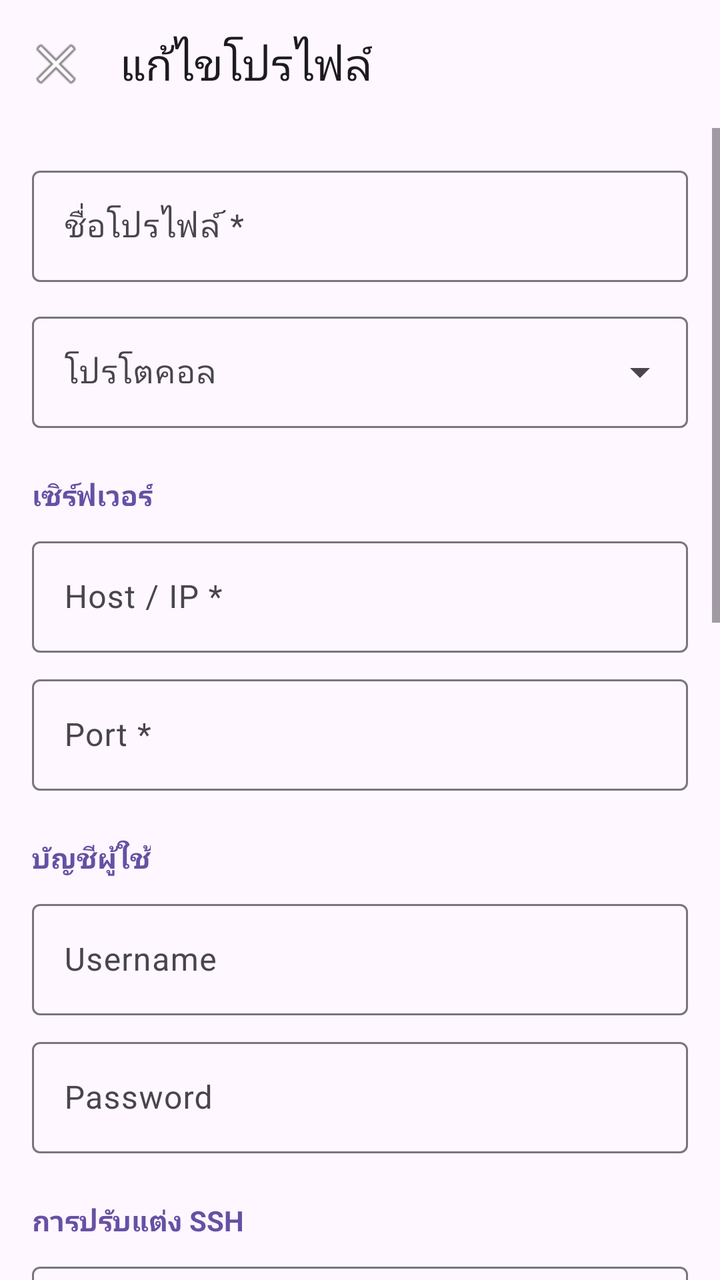
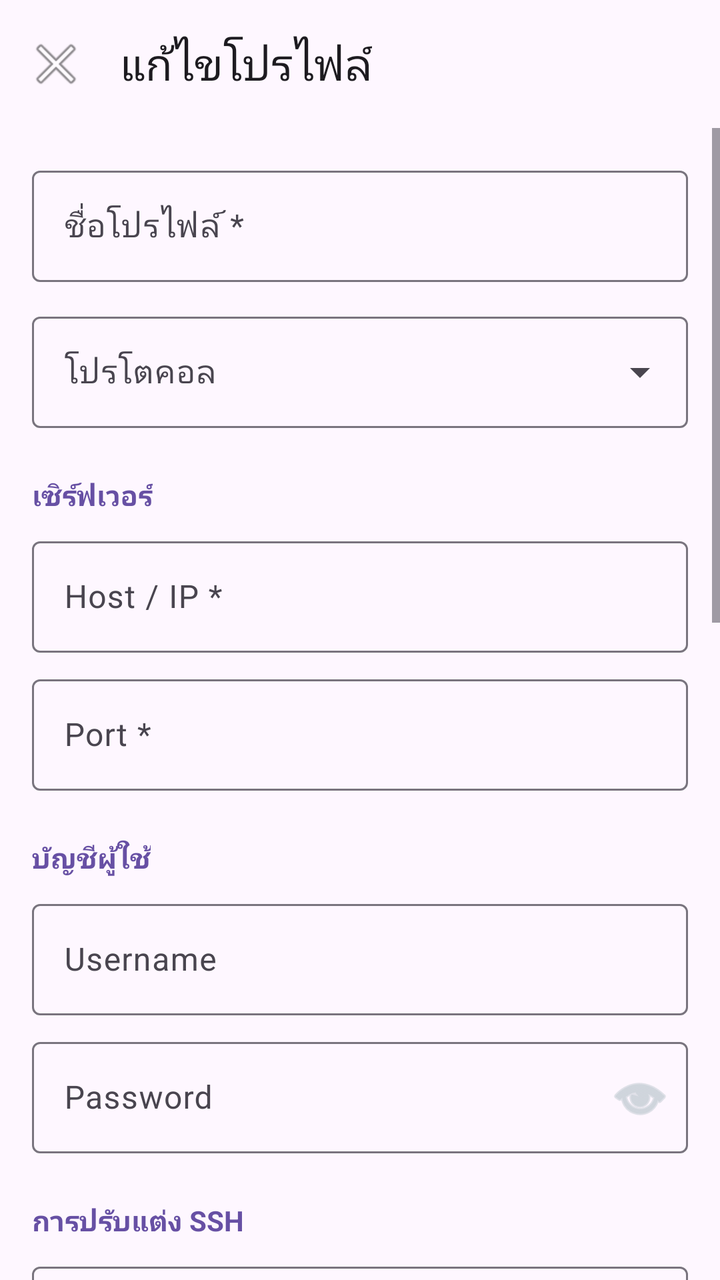

Before-and-after screenshots of an Android layout around one commit, followed by the original layout XML and the change that was made.
<!-- AndroidManifest.xml: application theme Theme.MyApp -->
<!-- res/layout/activity_profile_edit.xml -->
<?xml version="1.0" encoding="utf-8"?>
<LinearLayout xmlns:android="http://schemas.android.com/apk/res/android"
    xmlns:app="http://schemas.android.com/apk/res-auto"
    android:layout_width="match_parent"
    android:layout_height="match_parent"
    android:orientation="vertical"
    android:importantForAutofill="noExcludeDescendants">

    <com.google.android.material.appbar.MaterialToolbar
        android:id="@+id/toolbar"
        android:layout_width="match_parent"
        android:layout_height="?attr/actionBarSize"
        app:navigationIcon="@android:drawable/ic_menu_close_clear_cancel"
        app:title="แก้ไขโปรไฟล์" />

    <ScrollView
        android:layout_width="match_parent"
        android:layout_height="match_parent"
        android:fillViewport="true">

        <LinearLayout
            android:layout_width="match_parent"
            android:layout_height="wrap_content"
            android:orientation="vertical"
            android:padding="16dp">

            <com.google.android.material.textfield.TextInputLayout
                style="@style/Widget.Material3.TextInputLayout.OutlinedBox"
                android:layout_width="match_parent"
                android:layout_height="wrap_content"
                android:hint="ชื่อโปรไฟล์ *">

                <com.google.android.material.textfield.TextInputEditText
                    android:importantForAutofill="no"
                    android:id="@+id/edtName"
                    android:layout_width="match_parent"
                    android:layout_height="wrap_content"
                    android:inputType="text" />
            </com.google.android.material.textfield.TextInputLayout>

            <com.google.android.material.textfield.TextInputLayout
                style="@style/Widget.Material3.TextInputLayout.OutlinedBox.ExposedDropdownMenu"
                android:layout_width="match_parent"
                android:layout_height="wrap_content"
                android:layout_marginTop="12dp"
                android:hint="โปรโตคอล">

                <com.google.android.material.textfield.MaterialAutoCompleteTextView
                    android:id="@+id/ddProtocol"
                    android:layout_width="match_parent"
                    android:layout_height="wrap_content"
                    android:inputType="none" />
            </com.google.android.material.textfield.TextInputLayout>

            <TextView
                android:layout_width="wrap_content"
                android:layout_height="wrap_content"
                android:layout_marginTop="24dp"
                android:text="เซิร์ฟเวอร์"
                android:textColor="?attr/colorPrimary"
                android:textStyle="bold" />

            <com.google.android.material.textfield.TextInputLayout
                style="@style/Widget.Material3.TextInputLayout.OutlinedBox"
                android:layout_width="match_parent"
                android:layout_height="wrap_content"
                android:layout_marginTop="8dp"
                android:hint="Host / IP *">

                <com.google.android.material.textfield.TextInputEditText
                    android:importantForAutofill="no"
                    android:id="@+id/edtHost"
                    android:layout_width="match_parent"
                    android:layout_height="wrap_content"
                    android:inputType="textUri" />
            </com.google.android.material.textfield.TextInputLayout>

            <com.google.android.material.textfield.TextInputLayout
                style="@style/Widget.Material3.TextInputLayout.OutlinedBox"
                android:layout_width="match_parent"
                android:layout_height="wrap_content"
                android:layout_marginTop="8dp"
                android:hint="Port *">

                <com.google.android.material.textfield.TextInputEditText
                    android:importantForAutofill="no"
                    android:id="@+id/edtPort"
                    android:layout_width="match_parent"
                    android:layout_height="wrap_content"
                    android:inputType="number" />
            </com.google.android.material.textfield.TextInputLayout>

            <LinearLayout
                android:id="@+id/groupCredentials"
                android:layout_width="match_parent"
                android:layout_height="wrap_content"
                android:orientation="vertical">

                <TextView
                    android:layout_width="wrap_content"
                    android:layout_height="wrap_content"
                    android:layout_marginTop="24dp"
                    android:text="บัญชีผู้ใช้"
                    android:textColor="?attr/colorPrimary"
                    android:textStyle="bold" />

                <com.google.android.material.textfield.TextInputLayout
                    style="@style/Widget.Material3.TextInputLayout.OutlinedBox"
                    android:layout_width="match_parent"
                    android:layout_height="wrap_content"
                    android:layout_marginTop="8dp"
                    android:hint="Username">

                    <com.google.android.material.textfield.TextInputEditText
                    android:importantForAutofill="no"
                        android:id="@+id/edtUser"
                        android:layout_width="match_parent"
                        android:layout_height="wrap_content"
                        android:inputType="text" />
                </com.google.android.material.textfield.TextInputLayout>

                <com.google.android.material.textfield.TextInputLayout
                    style="@style/Widget.Material3.TextInputLayout.OutlinedBox"
                    android:layout_width="match_parent"
                    android:layout_height="wrap_content"
                    android:layout_marginTop="8dp"
                    android:hint="Password"
                    app:endIconMode="none">

                    <com.google.android.material.textfield.TextInputEditText
                    android:importantForAutofill="no"
                        android:id="@+id/edtPass"
                        android:layout_width="match_parent"
                        android:layout_height="wrap_content"
                        android:inputType="text|textNoSuggestions" />
                </com.google.android.material.textfield.TextInputLayout>
            </LinearLayout>

            <LinearLayout
                android:id="@+id/groupSsh"
                android:layout_width="match_parent"
                android:layout_height="wrap_content"
                android:orientation="vertical">

                <TextView
                    android:layout_width="wrap_content"
                    android:layout_height="wrap_content"
                    android:layout_marginTop="24dp"
                    android:text="การปรับแต่ง SSH"
                    android:textColor="?attr/colorPrimary"
                    android:textStyle="bold" />

                <com.google.android.material.textfield.TextInputLayout
                    style="@style/Widget.Material3.TextInputLayout.OutlinedBox"
                    android:layout_width="match_parent"
                    android:layout_height="wrap_content"
                    android:layout_marginTop="8dp"
                    android:hint="HTTP Proxy (host:port)">

                    <com.google.android.material.textfield.TextInputEditText
                    android:importantForAutofill="no"
                        android:id="@+id/edtHttpProxy"
                        android:layout_width="match_parent"
                        android:layout_height="wrap_content"
                        android:inputType="textUri" />
                </com.google.android.material.textfield.TextInputLayout>

                <com.google.android.material.textfield.TextInputLayout
                    style="@style/Widget.Material3.TextInputLayout.OutlinedBox"
                    android:layout_width="match_parent"
                    android:layout_height="wrap_content"
                    android:layout_marginTop="8dp"
                    android:hint="Payload">

                    <com.google.android.material.textfield.TextInputEditText
                    android:importantForAutofill="no"
                        android:id="@+id/edtPayload"
                        android:layout_width="match_parent"
                        android:layout_height="wrap_content"
                        android:gravity="top"
                        android:inputType="textMultiLine"
                        android:minLines="3" />
                </com.google.android.material.textfield.TextInputLayout>

                <com.google.android.material.textfield.TextInputLayout
                    style="@style/Widget.Material3.TextInputLayout.OutlinedBox"
                    android:layout_width="match_parent"
                    android:layout_height="wrap_content"
                    android:layout_marginTop="8dp"
                    android:hint="SNI">

                    <com.google.android.material.textfield.TextInputEditText
                    android:importantForAutofill="no"
                        android:id="@+id/edtSni"
                        android:layout_width="match_parent"
                        android:layout_height="wrap_content" />
                </com.google.android.material.textfield.TextInputLayout>
            </LinearLayout>

            <TextView
                android:layout_width="wrap_content"
                android:layout_height="wrap_content"
                android:layout_marginTop="24dp"
                android:text="DNS"
                android:textColor="?attr/colorPrimary"
                android:textStyle="bold" />

            <com.google.android.material.textfield.TextInputLayout
                style="@style/Widget.Material3.TextInputLayout.OutlinedBox"
                android:layout_width="match_parent"
                android:layout_height="wrap_content"
                android:layout_marginTop="8dp"
                android:hint="DNS 1">

                <com.google.android.material.textfield.TextInputEditText
                    android:importantForAutofill="no"
                    android:id="@+id/edtDns1"
                    android:layout_width="match_parent"
                    android:layout_height="wrap_content"
                    android:inputType="text" />
            </com.google.android.material.textfield.TextInputLayout>

            <com.google.android.material.textfield.TextInputLayout
                style="@style/Widget.Material3.TextInputLayout.OutlinedBox"
                android:layout_width="match_parent"
                android:layout_height="wrap_content"
                android:layout_marginTop="8dp"
                android:hint="DNS 2">

                <com.google.android.material.textfield.TextInputEditText
                    android:importantForAutofill="no"
                    android:id="@+id/edtDns2"
                    android:layout_width="match_parent"
                    android:layout_height="wrap_content"
                    android:inputType="text" />
            </com.google.android.material.textfield.TextInputLayout>

            
            <TextView
                android:layout_width="wrap_content"
                android:layout_height="wrap_content"
                android:layout_marginTop="24dp"
                android:text="ตัวเลือก VPN"
                android:textColor="?attr/colorPrimary"
                android:textStyle="bold" />

            <com.google.android.material.materialswitch.MaterialSwitch
                android:id="@+id/switchAutoReconnect"
                android:layout_width="match_parent"
                android:layout_height="wrap_content"
                android:layout_marginTop="8dp"
                android:text="เชื่อมต่อใหม่อัตโนมัติ"
                android:textColor="#DDDDDD"
                android:textSize="14sp" />

            <TextView
                android:layout_width="match_parent"
                android:layout_height="wrap_content"
                android:layout_marginStart="4dp"
                android:layout_marginTop="2dp"
                android:text="เมื่อเน็ตกลับมา ระบบจะ reconnect VPN ให้ทันที"
                android:textColor="#666666"
                android:textSize="11sp" />

            <com.google.android.material.materialswitch.MaterialSwitch
                android:id="@+id/switchKillSwitch"
                android:layout_width="match_parent"
                android:layout_height="wrap_content"
                android:layout_marginTop="12dp"
                android:text="Kill Switch"
                android:textColor="#DDDDDD"
                android:textSize="14sp" />

            <TextView
                android:layout_width="match_parent"
                android:layout_height="wrap_content"
                android:layout_marginStart="4dp"
                android:layout_marginTop="2dp"
                android:text="บล็อกการเชื่อมต่ออินเทอร์เน็ตถ้า VPN หลุด (ป้องกัน IP รั่ว)"
                android:textColor="#666666"
                android:textSize="11sp" />

            
            <com.google.android.material.materialswitch.MaterialSwitch
                android:id="@+id/switchAutoConnectBoot"
                android:layout_width="match_parent"
                android:layout_height="wrap_content"
                android:layout_marginTop="12dp"
                android:text="เชื่อมต่ออัตโนมัติเมื่อเปิดเครื่อง"
                android:textColor="#DDDDDD"
                android:textSize="14sp" />

            <TextView
                android:layout_width="match_parent"
                android:layout_height="wrap_content"
                android:layout_marginStart="4dp"
                android:layout_marginTop="2dp"
                android:text="เมื่อเปิดเครื่องใหม่ ระบบจะเชื่อมต่อ VPN ให้ทันที"
                android:textColor="#666666"
                android:textSize="11sp" />

            
            <LinearLayout
                android:id="@+id/groupV2Ray"
                android:layout_width="match_parent"
                android:layout_height="wrap_content"
                android:orientation="vertical"
                android:visibility="gone">

                <TextView
                    android:layout_width="wrap_content"
                    android:layout_height="wrap_content"
                    android:layout_marginTop="24dp"
                    android:text="การปรับแต่ง V2Ray"
                    android:textColor="?attr/colorPrimary"
                    android:textStyle="bold" />

                <com.google.android.material.textfield.TextInputLayout
                    style="@style/Widget.Material3.TextInputLayout.OutlinedBox.ExposedDropdownMenu"
                    android:layout_width="match_parent"
                    android:layout_height="wrap_content"
                    android:layout_marginTop="8dp"
                    android:hint="Protocol Type">

                    <com.google.android.material.textfield.MaterialAutoCompleteTextView
                        android:id="@+id/ddV2rayType"
                        android:layout_width="match_parent"
                        android:layout_height="wrap_content"
                        android:inputType="none" />
                </com.google.android.material.textfield.TextInputLayout>

                <com.google.android.material.textfield.TextInputLayout
                    style="@style/Widget.Material3.TextInputLayout.OutlinedBox"
                    android:layout_width="match_parent"
                    android:layout_height="wrap_content"
                    android:layout_marginTop="8dp"
                    android:hint="UUID / Password">

                    <com.google.android.material.textfield.TextInputEditText
                    android:importantForAutofill="no"
                        android:id="@+id/edtV2rayUuid"
                        android:layout_width="match_parent"
                        android:layout_height="wrap_content"
                        android:inputType="text" />
                </com.google.android.material.textfield.TextInputLayout>

                <com.google.android.material.textfield.TextInputLayout
                    style="@style/Widget.Material3.TextInputLayout.OutlinedBox.ExposedDropdownMenu"
                    android:layout_width="match_parent"
                    android:layout_height="wrap_content"
                    android:layout_marginTop="8dp"
                    android:hint="Network">

                    <com.google.android.material.textfield.MaterialAutoCompleteTextView
                        android:id="@+id/ddV2rayNetwork"
                        android:layout_width="match_parent"
                        android:layout_height="wrap_content"
                        android:inputType="none" />
                </com.google.android.material.textfield.TextInputLayout>

                <com.google.android.material.textfield.TextInputLayout
                    style="@style/Widget.Material3.TextInputLayout.OutlinedBox"
                    android:layout_width="match_parent"
                    android:layout_height="wrap_content"
                    android:layout_marginTop="8dp"
                    android:hint="Path (สำหรับ ws/h2)">

                    <com.google.android.material.textfield.TextInputEditText
                    android:importantForAutofill="no"
                        android:id="@+id/edtV2rayPath"
                        android:layout_width="match_parent"
                        android:layout_height="wrap_content"
                        android:inputType="text" />
                </com.google.android.material.textfield.TextInputLayout>

                <com.google.android.material.textfield.TextInputLayout
                    style="@style/Widget.Material3.TextInputLayout.OutlinedBox"
                    android:layout_width="match_parent"
                    android:layout_height="wrap_content"
                    android:layout_marginTop="8dp"
                    android:hint="Host Header (สำหรับ ws)">

                    <com.google.android.material.textfield.TextInputEditText
                    android:importantForAutofill="no"
                        android:id="@+id/edtV2rayHost"
                        android:layout_width="match_parent"
                        android:layout_height="wrap_content"
                        android:inputType="text" />
                </com.google.android.material.textfield.TextInputLayout>

                <com.google.android.material.textfield.TextInputLayout
                    style="@style/Widget.Material3.TextInputLayout.OutlinedBox"
                    android:layout_width="match_parent"
                    android:layout_height="wrap_content"
                    android:layout_marginTop="8dp"
                    android:hint="Service Name (สำหรับ gRPC)">

                    <com.google.android.material.textfield.TextInputEditText
                    android:importantForAutofill="no"
                        android:id="@+id/edtV2rayServiceName"
                        android:layout_width="match_parent"
                        android:layout_height="wrap_content"
                        android:inputType="text" />
                </com.google.android.material.textfield.TextInputLayout>

                <com.google.android.material.textfield.TextInputLayout
                    style="@style/Widget.Material3.TextInputLayout.OutlinedBox"
                    android:layout_width="match_parent"
                    android:layout_height="wrap_content"
                    android:layout_marginTop="8dp"
                    android:hint="Flow (VLESS เท่านั้น เช่น xtls-rprx-vision)">

                    <com.google.android.material.textfield.TextInputEditText
                    android:importantForAutofill="no"
                        android:id="@+id/edtV2rayFlow"
                        android:layout_width="match_parent"
                        android:layout_height="wrap_content"
                        android:inputType="text" />
                </com.google.android.material.textfield.TextInputLayout>

                <com.google.android.material.materialswitch.MaterialSwitch
                    android:id="@+id/switchV2rayTls"
                    android:layout_width="match_parent"
                    android:layout_height="wrap_content"
                    android:layout_marginTop="12dp"
                    android:text="เปิด TLS"
                    android:textColor="#DDDDDD"
                    android:textSize="14sp" />
            </LinearLayout>

            
            <com.google.android.material.button.MaterialButton
                android:id="@+id/btnSave"
                android:layout_width="match_parent"
                android:layout_height="wrap_content"
                android:layout_marginTop="24dp"
                android:text="บันทึก" />
        </LinearLayout>
    </ScrollView>
</LinearLayout>
<!-- resources referenced by this layout -->
<resources>
  <style name="Theme.MyApp" parent="Theme.Material3.DayNight.NoActionBar">
          <item name="colorPrimary">@color/md_theme_primary</item>
  
          
          <item name="android:statusBarColor" tools:targetApi="l">?attr/colorPrimaryVariant</item>
          <item name="android:windowLightStatusBar" tools:targetApi="m">true</item>
  
          
          <item name="android:navigationBarColor" tools:targetApi="l">#FFFFFF</item>
          <item name="android:windowLightNavigationBar" tools:targetApi="o_mr1">true</item>
      </style>
  <color name="md_theme_primary">#6750A4</color>
</resources>

<!-- the commit's change to res/layout/activity_profile_edit.xml (unified diff, before → after) -->
@@ -120,18 +120,23 @@
                 </com.google.android.material.textfield.TextInputLayout>
 
                 <com.google.android.material.textfield.TextInputLayout
+                    android:id="@+id/tilPass"
                     style="@style/Widget.Material3.TextInputLayout.OutlinedBox"
                     android:layout_width="match_parent"
                     android:layout_height="wrap_content"
                     android:layout_marginTop="8dp"
                     android:hint="Password"
-                    app:endIconMode="none">
-
-                    <com.google.android.material.textfield.TextInputEditText
-                    android:importantForAutofill="no"
+                    app:endIconMode="custom"
+                    app:endIconDrawable="@android:drawable/ic_menu_view"
+                    app:endIconContentDescription="แสดง/ซ่อนรหัสผ่าน"
+                    app:endIconTint="#B0BEC5">
+
+                    <com.google.android.material.textfield.TextInputEditText
                         android:id="@+id/edtPass"
                         android:layout_width="match_parent"
                         android:layout_height="wrap_content"
+                        android:importantForAutofill="no"
+                        android:saveEnabled="false"
                         android:inputType="text|textNoSuggestions" />
                 </com.google.android.material.textfield.TextInputLayout>
             </LinearLayout>
